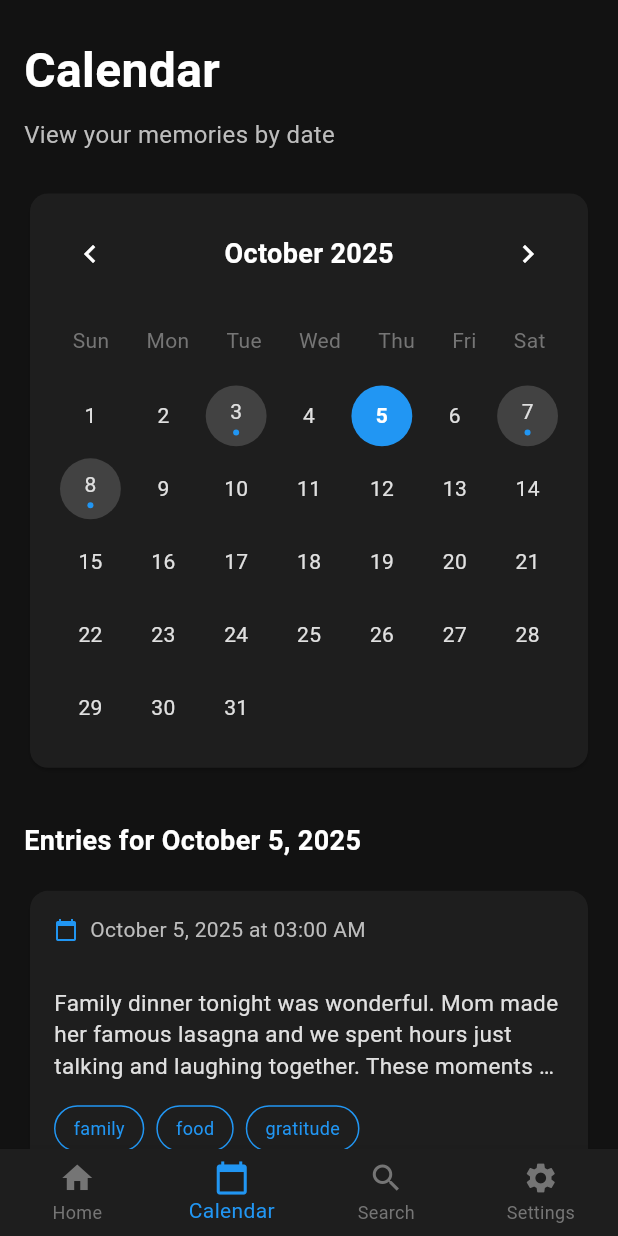
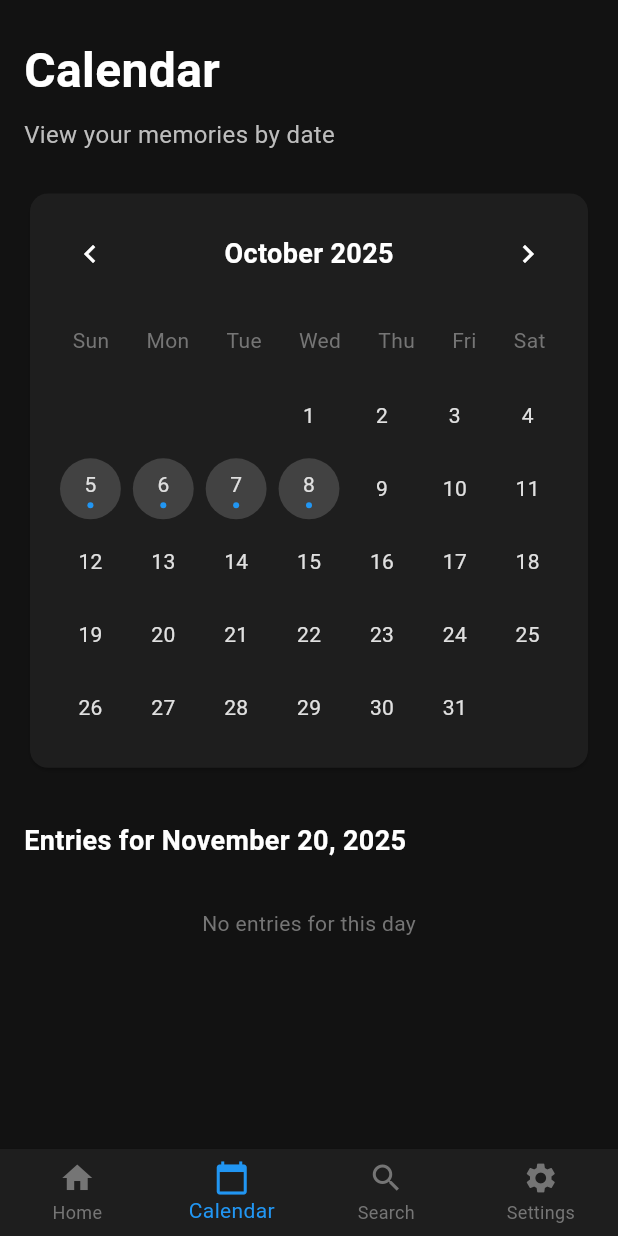
Before and after one commit to RocK111e/Chronote_flutter, a Flutter app: the MainScreen screen opened by its route, item 2 of the bottom bar chosen, after a tap on the "chevron left" icon, on a phone screen of 412 x 824 dp. Run offline on Flutter 3.47's test engine with Material 3 defaults, Android fonts, the light colour scheme and no system bars; our stand-ins replace firebase_analytics, firebase_auth, firebase_core, firebase_crashlytics, flutter_bloc; accounts and stored records are empty.

Commit message:
working lab5

```diff
--- /dev/null
+++ b/lib/bloc/memory/memory_bloc.dart
@@ -0,0 +1,90 @@
+import 'dart:async';
+import 'package:flutter_bloc/flutter_bloc.dart';
+import '../../models/memory.dart';
+import '../../data/memory_repository.dart';
+import 'memory_event.dart';
+import 'memory_state.dart';
+
+class MemoryBloc extends Bloc<MemoryEvent, MemoryState> {
+  final MemoryRepository _repository;
+  List<Memory> _allMemories = [];
+
+  MemoryBloc(this._repository) : super(MemoryLoading()) {
+    on<LoadMemories>(_onLoadMemories);
+    on<FilterMemories>(_onFilterMemories);
+  }
+
+  Future<void> _onLoadMemories(
+    LoadMemories event,
+    Emitter<MemoryState> emit,
+  ) async {
+    emit(MemoryLoading());
+    try {
+      _allMemories = await _repository.getMemories();
+      emit(MemoryLoaded(_allMemories));
+    } catch (e) {
+      emit(MemoryError("Failed to load memories"));
+    }
+  }
+
+  void _onFilterMemories(
+    FilterMemories event,
+    Emitter<MemoryState> emit,
+  ) {
+    List<Memory> filtered = _allMemories.where((memory) {
+      // 1. Filter by Text Content
+      if (event.searchQuery != null && event.searchQuery!.isNotEmpty) {
+        if (!memory.content.toLowerCase().contains(event.searchQuery!.toLowerCase())) {
+          return false;
+        }
+      }
+
+      // 2. Filter by Emoji
+      if (event.emoji != null && event.emoji!.isNotEmpty) {
+        if (memory.emoji != event.emoji) {
+          return false;
+        }
+      }
+
+      // 3. Filter by Tags
+      if (event.tags != null && event.tags!.isNotEmpty) {
+        bool hasMatchingTag = false;
+        for (var tag in event.tags!) {
+          if (memory.tags.contains(tag)) {
+            hasMatchingTag = true;
+            break;
+          }
+        }
+        if (!hasMatchingTag) return false;
+      }
+
+      // 4. Filter by Date Range
+      if (event.startDate != null || event.endDate != null) {
+        final DateTime? memDate = _repository.parseDate(memory.date);
+
+        if (memDate != null) {
+          // Check Start Date (ignoring time, comparing start of day)
+          if (event.startDate != null) {
+            final start = DateTime(event.startDate!.year, event.startDate!.month, event.startDate!.day);
+             // We compare assuming the memory date is strictly after or equal to start
+            if (memDate.isBefore(start)) {
+              return false;
+            }
+          }
+
+          // Check End Date (set to end of that day)
+          if (event.endDate != null) {
+            final end = DateTime(event.endDate!.year, event.endDate!.month, event.endDate!.day, 23, 59, 59);
+            if (memDate.isAfter(end)) {
+              return false;
+            }
+          }
+        }
+      }
+
+      return true;
+    }).toList();
+
+    emit(MemoryLoaded(filtered));
+  }
+}
--- /dev/null
+++ b/lib/bloc/memory/memory_event.dart
@@ -0,0 +1,19 @@
+abstract class MemoryEvent {}
+
+class LoadMemories extends MemoryEvent {}
+
+class FilterMemories extends MemoryEvent {
+  final String? searchQuery;
+  final DateTime? startDate;
+  final DateTime? endDate;
+  final List<String>? tags;
+  final String? emoji;
+
+  FilterMemories({
+    this.searchQuery,
+    this.startDate,
+    this.endDate,
+    this.tags,
+    this.emoji,
+  });
+}
--- /dev/null
+++ b/lib/bloc/memory/memory_state.dart
@@ -0,0 +1,17 @@
+import '../../models/memory.dart';
+
+abstract class MemoryState {}
+
+class MemoryLoading extends MemoryState {}
+
+class MemoryLoaded extends MemoryState {
+  final List<Memory> memories;
+
+  MemoryLoaded(this.memories);
+}
+
+class MemoryError extends MemoryState {
+  final String message;
+
+  MemoryError(this.message);
+}
--- /dev/null
+++ b/lib/data/memory_repository.dart
@@ -0,0 +1,57 @@
+import 'package:intl/intl.dart';
+import '../models/memory.dart';
+
+class MemoryRepository {
+  // Hardcoded Mock Data
+  final List<Memory> _mockMemories = const [
+    Memory(
+      date: 'Tuesday, October 8, 2025 at 03:00 AM',
+      content: 'Test wor. Today was an incredible day! I went hiking up the mountain...',
+      tags: ['hiking', 'nature', 'adventure'],
+      emoji: '⛰️',
+    ),
+    Memory(
+      date: 'Monday, October 7, 2025 at 03:00 AM',
+      content: 'Started reading a new book today called "The Midnight Library". Already 100 pages in...',
+      imagePath: 'lib/mock/image.png',
+      tags: ['books', 'coffee', 'relaxation'],
+      emoji: '📚',
+    ),
+    Memory(
+      date: 'Sunday, October 6, 2025 at 10:00 PM',
+      content: 'Just a simple note for today. Feeling grateful.',
+      tags: ['gratitude'],
+    ),
+    Memory(
+      date: 'October 5, 2025 at 03:00 AM',
+      content: 'Family dinner tonight was wonderful. Mom made her famous lasagna.',
+      tags: ['family', 'food', 'gratitude'],
+    ),
+  ];
+
+  Future<List<Memory>> getMemories() async {
+    await Future.delayed(const Duration(milliseconds: 500)); // Simulate network
+    return _mockMemories;
+  }
+
+  /// Parses the string date from Memory model into a DateTime object.
+  /// Handles formats:
+  /// 1. "Tuesday, October 8, 2025 at 03:00 AM"
+  /// 2. "October 5, 2025 at 03:00 AM"
+  DateTime? parseDate(String dateString) {
+    // Format 1: With Day of Week (e.g., Tuesday, ...)
+    try {
+      return DateFormat("EEEE, MMMM d, yyyy 'at' hh:mm a").parse(dateString);
+    } catch (_) {
+      // Continue to next format if this fails
+    }
+
+    // Format 2: Without Day of Week
+    try {
+      return DateFormat("MMMM d, yyyy 'at' hh:mm a").parse(dateString);
+    } catch (e) {
+      // print("Error parsing date: $dateString - $e");
+      return null;
+    }
+  }
+}
--- a/lib/page/calendar_page.dart
+++ b/lib/page/calendar_page.dart
@@ -1,33 +1,68 @@
 // lib/page/calendar_page.dart
 
 import 'package:flutter/material.dart';
+import 'package:flutter_bloc/flutter_bloc.dart';
+import 'package:intl/intl.dart';
+import '../bloc/memory/memory_bloc.dart';
+import '../bloc/memory/memory_state.dart';
 import '../models/memory.dart';
+import '../utils/date_helper.dart';
 import '../widgets/tile.dart';
 
-class CalendarPage extends StatelessWidget {
+class CalendarPage extends StatefulWidget {
   const CalendarPage({super.key});
 
   @override
+  State<CalendarPage> createState() => _CalendarPageState();
+}
+
+class _CalendarPageState extends State<CalendarPage> {
+  DateTime _focusedDay = DateTime.now();
+  DateTime _selectedDay = DateTime.now();
+
+  @override
   Widget build(BuildContext context) {
-    const sampleMemory = Memory(
-      date: 'October 5, 2025 at 03:00 AM',
-      content: 'Family dinner tonight was wonderful. Mom made her famous lasagna and we spent hours just talking and laughing together. These moments are so precious....',
-      tags: ['family', 'food', 'gratitude'],
-    );
+    return BlocBuilder<MemoryBloc, MemoryState>(
+      builder: (context, state) {
+        List<Memory> allMemories = [];
+        if (state is MemoryLoaded) {
+          allMemories = state.memories;
+        }
+
+        // Filter memories for the selected day
+        final selectedDayMemories = allMemories.where((memory) {
+          final date = DateHelper.parseDate(memory.date);
+          return DateHelper.isSameDay(date, _selectedDay);
+        }).toList();
 
         return ListView(
           padding: const EdgeInsets.symmetric(horizontal: 16.0),
           children: [
             _buildHeader(),
             const SizedBox(height: 24),
-        _buildCalendarView(),
+            _buildCalendarView(allMemories),
             const SizedBox(height: 32),
             _buildEntriesForDateHeader(),
             const SizedBox(height: 16),
-        MemoryTile(
-          memory: sampleMemory,
+            if (selectedDayMemories.isEmpty)
+              Center(
+                child: Padding(
+                  padding: const EdgeInsets.all(16.0),
+                  child: Text(
+                    "No entries for this day",
+                    style: TextStyle(color: Colors.grey[600]),
                   ),
+                ),
+              )
+            else
+              ...selectedDayMemories.map((memory) => Padding(
+                    padding: const EdgeInsets.only(bottom: 16.0),
+                    child: MemoryTile(memory: memory),
+                  )),
+            const SizedBox(height: 80), // Bottom padding
           ],
+        );
+      },
     );
   }
 
@@ -61,7 +96,7 @@ class CalendarPage extends StatelessWidget {
     );
   }
 
-  Widget _buildCalendarView() {
+  Widget _buildCalendarView(List<Memory> memories) {
     return Card(
       color: const Color(0xFF1E1E1E),
       shape: RoundedRectangleBorder(borderRadius: BorderRadius.circular(12.0)),
@@ -73,7 +108,7 @@ class CalendarPage extends StatelessWidget {
             const SizedBox(height: 24),
             _buildWeekdays(),
             const SizedBox(height: 16),
-            _buildDaysGrid(),
+            _buildDaysGrid(memories),
           ],
         ),
       ),
@@ -86,11 +121,15 @@ class CalendarPage extends StatelessWidget {
       children: [
         IconButton(
           icon: const Icon(Icons.chevron_left, color: Colors.white),
-          onPressed: () {},
+          onPressed: () {
+            setState(() {
+              _focusedDay = DateTime(_focusedDay.year, _focusedDay.month - 1);
+            });
+          },
         ),
-        const Text(
-          'October 2025',
-          style: TextStyle(
+        Text(
+          DateFormat('MMMM yyyy').format(_focusedDay),
+          style: const TextStyle(
             color: Colors.white,
             fontSize: 18,
             fontWeight: FontWeight.bold,
@@ -98,7 +137,11 @@ class CalendarPage extends StatelessWidget {
         ),
         IconButton(
           icon: const Icon(Icons.chevron_right, color: Colors.white),
-          onPressed: () {},
+          onPressed: () {
+            setState(() {
+              _focusedDay = DateTime(_focusedDay.year, _focusedDay.month + 1);
+            });
+          },
         ),
       ],
     );
@@ -108,32 +151,65 @@ class CalendarPage extends StatelessWidget {
     const days = ['Sun', 'Mon', 'Tue', 'Wed', 'Thu', 'Fri', 'Sat'];
     return Row(
       mainAxisAlignment: MainAxisAlignment.spaceAround,
-      children: days.map((day) => Text(day, style: TextStyle(color: Colors.grey[600]))).toList(),
+      children: days
+          .map((day) =>
+              Text(day, style: TextStyle(color: Colors.grey[600])))
+          .toList(),
     );
   }
 
-  Widget _buildDaysGrid() {
+  Widget _buildDaysGrid(List<Memory> memories) {
+    final daysInMonth = DateTime(_focusedDay.year, _focusedDay.month + 1, 0).day;
+    final firstDayOfMonth = DateTime(_focusedDay.year, _focusedDay.month, 1);
+    final startingWeekday = firstDayOfMonth.weekday % 7; // 0 = Sunday
+
+    // Calculate total slots needed (padding + days)
+    final totalSlots = startingWeekday + daysInMonth;
+
     return GridView.builder(
       physics: const NeverScrollableScrollPhysics(),
       shrinkWrap: true,
       gridDelegate: const SliverGridDelegateWithFixedCrossAxisCount(
         crossAxisCount: 7,
       ),
-      itemCount: 31,
+      itemCount: totalSlots,
       itemBuilder: (context, index) {
-        final day = index + 1;
-        if (day == 5) return _buildDayCell(day.toString(), isSelected: true);
-        if (day == 3 || day == 7 || day == 8) return _buildDayCell(day.toString(), hasEntry: true);
-        return _buildDayCell(day.toString());
+        if (index < startingWeekday) {
+          return const SizedBox.shrink();
+        }
+
+        final day = index - startingWeekday + 1;
+        final date = DateTime(_focusedDay.year, _focusedDay.month, day);
+
+        // Check if this date has any memory
+        final hasEntry = memories.any((m) {
+          final mDate = DateHelper.parseDate(m.date);
+          return DateHelper.isSameDay(mDate, date);
+        });
+
+        final isSelected = DateHelper.isSameDay(date, _selectedDay);
+
+        return GestureDetector(
+          onTap: () {
+            setState(() {
+              _selectedDay = date;
+            });
+          },
+          child: _buildDayCell(day.toString(),
+              isSelected: isSelected, hasEntry: hasEntry),
+        );
       },
     );
   }
 
-  Widget _buildDayCell(String day, {bool isSelected = false, bool hasEntry = false}) {
+  Widget _buildDayCell(String day,
+      {bool isSelected = false, bool hasEntry = false}) {
     return Container(
       margin: const EdgeInsets.all(4),
       decoration: BoxDecoration(
-        color: isSelected ? Colors.blue : (hasEntry ? Colors.grey[800] : Colors.transparent),
+        color: isSelected
+            ? Colors.blue
+            : (hasEntry ? Colors.grey[800] : Colors.transparent),
         shape: BoxShape.circle,
       ),
       child: Center(
@@ -147,7 +223,7 @@ class CalendarPage extends StatelessWidget {
                 fontWeight: isSelected ? FontWeight.bold : FontWeight.normal,
               ),
             ),
-            if (hasEntry) ...[
+            if (hasEntry && !isSelected) ...[
               const SizedBox(height: 2),
               Container(
                 width: 4,
@@ -165,9 +241,9 @@ class CalendarPage extends StatelessWidget {
   }
 
   Widget _buildEntriesForDateHeader() {
-    return const Text(
-      'Entries for October 5, 2025',
-      style: TextStyle(
+    return Text(
+      'Entries for ${DateFormat('MMMM d, yyyy').format(_selectedDay)}',
+      style: const TextStyle(
         color: Colors.white,
         fontSize: 18,
         fontWeight: FontWeight.bold,
--- a/lib/page/home_page.dart
+++ b/lib/page/home_page.dart
@@ -1,45 +1,68 @@
 // lib/page/home_page.dart
 
 import 'package:flutter/material.dart';
-import '../models/memory.dart';
+import 'package:flutter_bloc/flutter_bloc.dart';
+import '../bloc/memory/memory_bloc.dart';
+import '../bloc/memory/memory_state.dart';
 import '../widgets/tile.dart';
 
 class HomePage extends StatelessWidget {
   const HomePage({super.key});
 
-  final List<Memory> memories = const [
-  Memory(
-    date: 'Tuesday, October 8, 2025 at 03:00 AM',
-    content: 'Today was an incredible day! I went hiking...',
-    tags: ['hiking', 'nature', 'adventure'],
-    emoji: '⛰️',
-  ),
-  Memory(
-    date: 'Monday, October 7, 2025 at 03:00 AM',
-    content: 'Started reading a new book today...',
-    imagePath: 'lib/mock/image.png',
-    tags: ['books', 'coffee', 'relaxation'],
-    emoji: '📚',
-  ),
-  Memory(
-    date: 'Sunday, October 6, 2025 at 10:00 PM',
-    content: 'Just a simple note for today.',
-  ),
-];
-
   @override
   Widget build(BuildContext context) {
+    return BlocBuilder<MemoryBloc, MemoryState>(
+      builder: (context, state) {
+        // 1. Loading State
+        if (state is MemoryLoading) {
+          return const Center(
+            child: CircularProgressIndicator(color: Colors.blue),
+          );
+        }
+
+        // 2. Error State
+        if (state is MemoryError) {
+          return Center(
+            child: Column(
+              mainAxisAlignment: MainAxisAlignment.center,
+              children: [
+                const Icon(Icons.error_outline, color: Colors.red, size: 48),
+                const SizedBox(height: 16),
+                Text(
+                  state.message,
+                  style: const TextStyle(color: Colors.grey),
+                ),
+              ],
+            ),
+          );
+        }
+
+        // 3. Loaded State
+        if (state is MemoryLoaded) {
+          final memories = state.memories;
+
+          if (memories.isEmpty) {
+            return _buildEmptyState();
+          }
+
           return ListView.builder(
+            // Add +1 to count for the Header widget
             itemCount: memories.length + 1,
             itemBuilder: (context, index) {
               if (index == 0) {
                 return _buildHomeHeader(memories.length);
               }
+              // Access memory at index - 1 because index 0 is the header
               final memory = memories[index - 1];
               return Padding(
                 padding: const EdgeInsets.fromLTRB(16.0, 0, 16.0, 16.0),
                 child: MemoryTile(memory: memory),
               );
+            },
+          );
+        }
+
+        return const SizedBox.shrink();
       },
     );
   }
@@ -73,4 +96,22 @@ class HomePage extends StatelessWidget {
       ),
     );
   }
+
+  Widget _buildEmptyState() {
+    return Center(
+      child: Column(
+        mainAxisAlignment: MainAxisAlignment.center,
+        children: [
+          _buildHomeHeader(0), // Still show header
+          const SizedBox(height: 40),
+          Icon(Icons.note_alt_outlined, size: 64, color: Colors.grey[700]),
+          const SizedBox(height: 16),
+          Text(
+            'No memories yet',
+            style: TextStyle(color: Colors.grey[500], fontSize: 18),
+          ),
+        ],
+      ),
+    );
   }
+}
--- a/lib/page/main_screen.dart
+++ b/lib/page/main_screen.dart
@@ -1,6 +1,10 @@
 // lib/page/main_screen.dart
 
 import 'package:flutter/material.dart';
+import 'package:flutter_bloc/flutter_bloc.dart'; // Add this
+import '../data/memory_repository.dart'; // Add this
+import '../bloc/memory/memory_bloc.dart'; // Add this
+import '../bloc/memory/memory_event.dart'; // Add this
 import 'home_page.dart';
 import 'calendar_page.dart';
 import 'search_page.dart';
@@ -32,12 +36,17 @@ class _MainScreenState extends State<MainScreen> {
 
   @override
   Widget build(BuildContext context) {
-    return Scaffold(
+    // Wrap the Scaffold in BlocProvider to make MemoryBloc available to all pages
+    return BlocProvider(
+      create: (context) => MemoryBloc(MemoryRepository())..add(LoadMemories()),
+      child: Scaffold(
         backgroundColor: const Color(0xFF121212),
         body: _pages.elementAt(_selectedIndex),
         floatingActionButton: _selectedIndex == 0
             ? FloatingActionButton(
-              onPressed: () {},
+                onPressed: () {
+                  // Logic to add new memory will go here later
+                },
                 backgroundColor: Colors.blue,
                 child: const Icon(Icons.add, color: Colors.white),
               )
@@ -46,7 +55,7 @@ class _MainScreenState extends State<MainScreen> {
           currentIndex: _selectedIndex,
           onTap: _onItemTapped,
         ),
+      ),
     );
   }
-
 }
--- /dev/null
+++ b/lib/utils/date_helper.dart
@@ -0,0 +1,24 @@
+// lib/utils/date_helper.dart
+
+import 'package:intl/intl.dart';
+
+class DateHelper {
+  static DateTime? parseDate(String dateString) {
+    // Format 1: With Day of Week (e.g., Tuesday, October 8, 2025 at 03:00 AM)
+    try {
+      return DateFormat("EEEE, MMMM d, yyyy 'at' hh:mm a").parse(dateString);
+    } catch (_) {}
+
+    // Format 2: Without Day of Week (e.g., October 5, 2025 at 03:00 AM)
+    try {
+      return DateFormat("MMMM d, yyyy 'at' hh:mm a").parse(dateString);
+    } catch (_) {}
+
+    return null;
+  }
+
+  static bool isSameDay(DateTime? a, DateTime? b) {
+    if (a == null || b == null) return false;
+    return a.year == b.year && a.month == b.month && a.day == b.day;
+  }
+}
--- a/lib/widgets/tile.dart
+++ b/lib/widgets/tile.dart
@@ -25,8 +25,8 @@ class MemoryTile extends StatelessWidget {
           ),
         );
       },
-      splashColor: Colors.blue.withValues(alpha: 0.2),
-      highlightColor: Colors.blue.withValues(alpha: 0.1),
+      splashColor: Colors.blue.withOpacity(0.2),
+      highlightColor: Colors.blue.withOpacity(0.1),
       child: Card(
         color: const Color(0xFF1E1E1E),
         shape: RoundedRectangleBorder(borderRadius: BorderRadius.circular(12.0)),
@@ -54,7 +54,10 @@ class MemoryTile extends StatelessWidget {
                   if (memory.emoji != null && memory.emoji!.isNotEmpty)
                     Text(
                       memory.emoji!,
-                      style: const TextStyle(fontSize: 22.0, fontFamily: 'Noto Emoji'),
+                      style: const TextStyle(
+                        fontSize: 22.0,
+                        fontFamily: 'NotoColorEmoji',
+                      ),
                     ),
                 ],
               ),
```
Also changed, not shown: lib/page/memory_detail_page.dart (+16 -2 lines), lib/page/search_page.dart (+80 -56 lines), pubspec.yaml (+9 -0 lines), pubspec.lock, 1 other file. Lines whose indentation alone changed are shown as unchanged.
